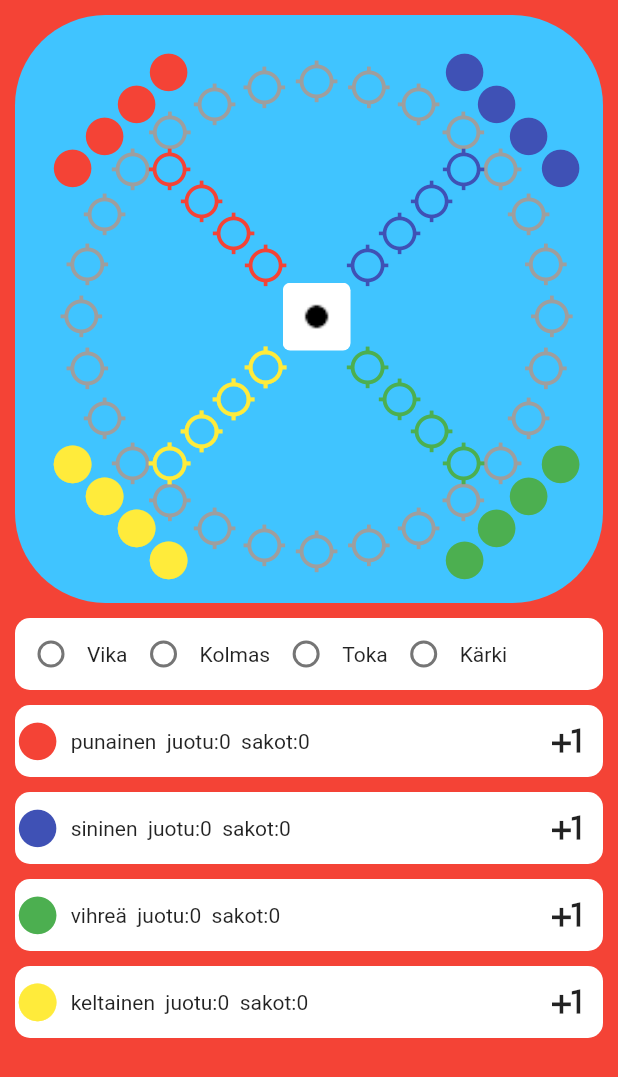
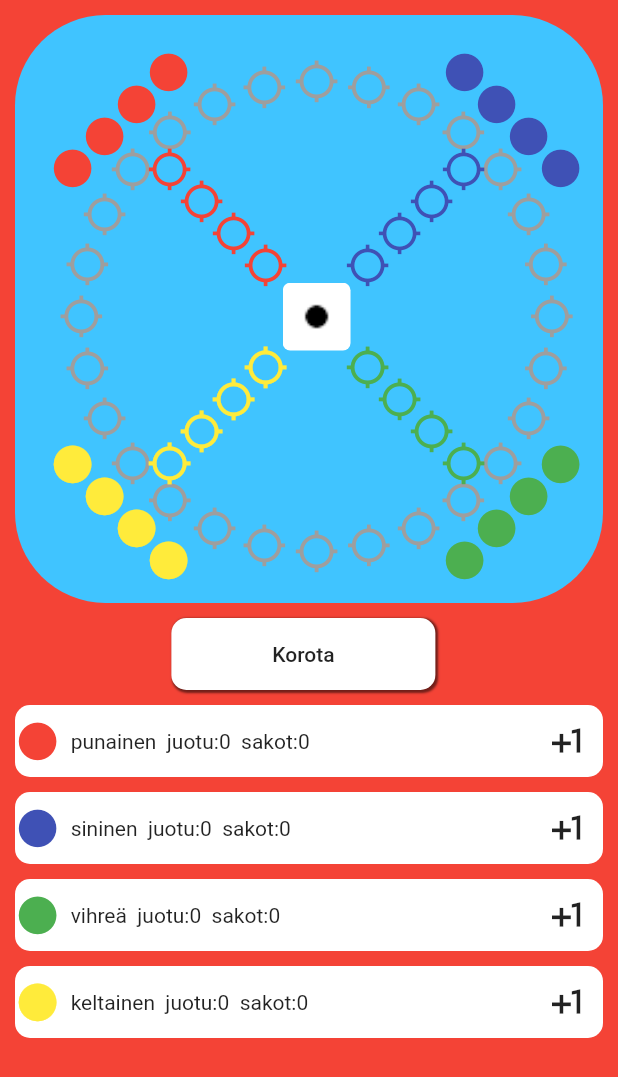
Before and after one commit to Spoam/as-kimble-mobiili, a Flutter app: the GameWindow screen opened by its route, on a phone screen of 412 x 824 dp. Shown: the top 1077 px of the screen. Run offline on Flutter 3.47's test engine with Material 2 defaults, Android fonts, the phone set to English and light mode, and no system bars.

Commit message:
turn now automatically ends if no pieces can be moved

```diff
--- a/lib/game.dart
+++ b/lib/game.dart
@@ -85,6 +85,7 @@
     }
   }
 
+
   int diceVal = 1;
 
   Random rand = Random(DateTime.now().microsecond);
@@ -126,15 +127,14 @@
                 diceRolled = true;
               }
 
-
               _checkLegalMoves(diceVal);
 
               //set selected piece to first movable
               int idx = legalMoves.reversed.toList().indexOf(true);
               if(idx != -1){
                 _handleRadioValueChange(3 - idx);
-              }else{
-                selectedPiece = null;
+              }else if(diceRolled){
+                _handleTurn(null);
               }
 
             } else { //DEBUG poist tää
@@ -146,7 +146,7 @@
               if(idx != -1){
                 _handleRadioValueChange(idx);
               }else{
-                selectedPiece = null;
+                selectedPiece = null;;
               }
             }
           });
@@ -272,7 +272,7 @@
     pieceIcons[n] = _placePiece(board[pieceData[n].pos][0], board[pieceData[n].pos][1], pieceData[n].color, pieceData[n].multiplier);
   }
 
-  List<bool> legalMoves = [true, true, true, true];
+  List<bool> legalMoves = [false, false, false, false];
 
   bool _checkLegalMoves(diceVal) {
     List<PieceData> data = [];
@@ -336,6 +336,25 @@
       }
     }
     return legalMoves.contains(true);
+  }
+
+  void raise(){
+    getCurrentPlayer().raises++;
+  }
+
+  //täst enumist on enmmän haittaa ku hyötyä
+  Player getCurrentPlayer(){
+    switch(cur){
+      case Turn.RED:
+        return getPlayerByColor(Colors.red);
+      case Turn.BLUE:
+        return getPlayerByColor(Colors.indigo);
+      case Turn.GREEN:
+        return getPlayerByColor(Colors.green);
+      case Turn.YELLOW:
+        return getPlayerByColor(Colors.yellow);
+        break;
+    }
   }
 
   int _getPieceAt(int pos){
@@ -413,6 +432,11 @@
 
     diceRolled = false;
 
+    //cosmetic. hides piece selection before dice is rolled
+    setState((){
+      legalMoves.setAll(0, [false, false, false, false]);
+    });
+
   }
 
   int selectedPiece;
@@ -466,7 +490,7 @@
 
   bool first = true;
 
-  bool  raise = false;
+  bool  canRaise = true;
 
   int _radioGroupVal = -1;
 
@@ -561,10 +585,10 @@
               ),
             ): Container(),
 
-            diceRolled ? Row(
+            Row(
               mainAxisAlignment: MainAxisAlignment.center,
                 children:[
-                  Container(
+                  diceRolled ?  Container(
                     margin: const EdgeInsets.fromLTRB(10,5,2.5,5),
                     width: width / 2 - 20,
                     decoration: BoxDecoration(
@@ -590,30 +614,32 @@
                       },
                       child: Text('Liiku'),
                     ),
-                  ),
-                  raise ? Container(
+                  ) : Container(),
+                  canRaise ? Container(
                     margin: const EdgeInsets.fromLTRB(2.5,5,10,5),
                     width: width / 2 - 20,
                     decoration: BoxDecoration(
                       color: Colors.white,
                       borderRadius: BorderRadius.all(Radius.circular(10)),
-
+                        boxShadow:[
+                          BoxShadow(
+                              color: Colors.black54,
+                              offset: Offset(1,1),
+                              blurRadius: 0.5,
+                              spreadRadius: 0.5
+                          ),]
                     ),
                     child: MaterialButton(
                       onPressed: (){
                         setState(() {
-                          if(legalMoves.contains(true)) {
-                            _handleTurn(selectedPiece);
-                          }else{
-                            _handleTurn(null);
-                          }
+                          raise();
                         });
                       },
                       child: Text('Korota'),
                     ),
                   ) : Container(),
                 ]
-            ) : Container(),
+            ),
 
             //player info starts
             Container(
--- a/lib/player.dart
+++ b/lib/player.dart
@@ -9,15 +9,21 @@
 
   int drinks = 0;
   int drunk = 0;
+  int raises = 0;
 
   List<Widget> getPlayerInfo(double pieceSize){
-
-      return <Widget>[
+      List<Widget> info = [
         Icon(Icons.brightness_1,color: color, size: pieceSize),
         Text('  $name'),
         Text('  juotu:$drunk'),
-        Text('  sakot:$drinks'),
+        Text('  sakot:$drinks   '),
       ];
+
+      for(int i = 0; i < raises; i++){
+        info.add(Icon(Icons.star, color: Colors.amber, size: pieceSize/2));
+      }
+
+      return info;
   }
 
 }
```
